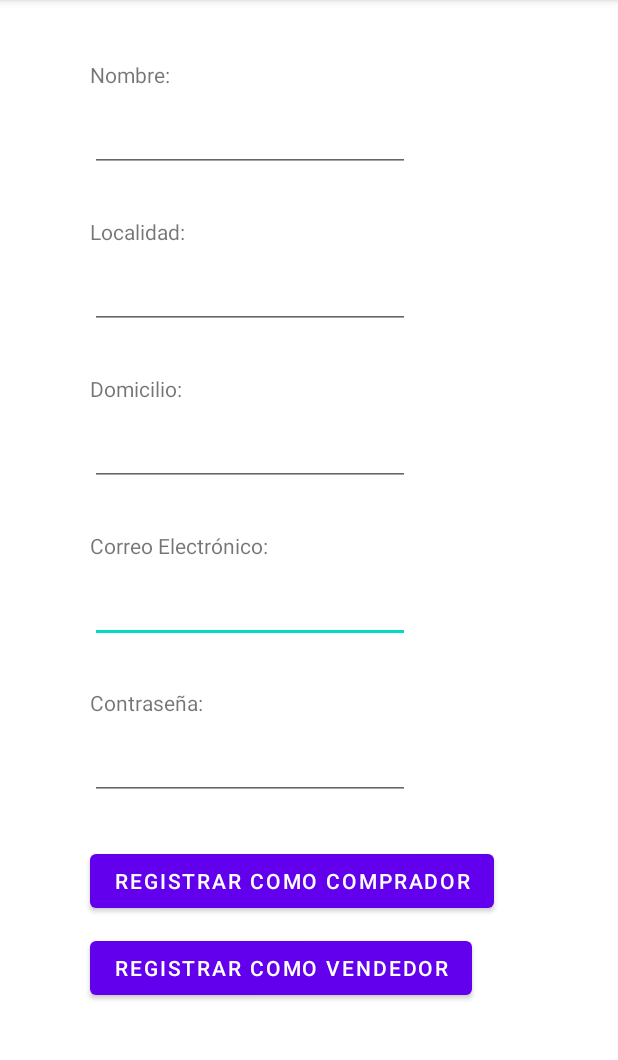
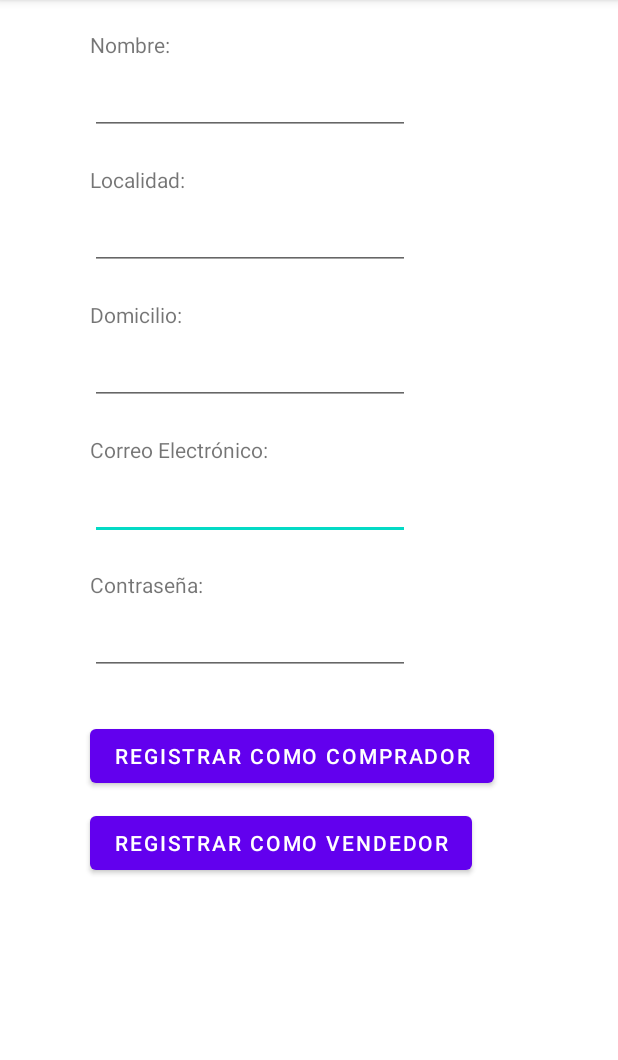
Before and after one commit to JesusAyMi/ProyectoFinal, an Android app: the Registrarse screen opened directly, with no data from a screen before it, on a phone screen of 412 x 824 dp, the part 84-1144 px from its top. Run offline under Robolectric (Android 15) with nearby library versions, the phone set to English and light mode, and no system bars.

Commit message:
Funcionalidad a los botones, conexión entre pantallas y validación para rellenar los campos de forma correcta

```diff
--- a/app/src/main/java/net/iessochoa/jesusayala/proyectofinal/Registrarse.kt
+++ b/app/src/main/java/net/iessochoa/jesusayala/proyectofinal/Registrarse.kt
@@ -1,11 +1,69 @@
 package net.iessochoa.jesusayala.proyectofinal
 
+import android.content.Intent
 import androidx.appcompat.app.AppCompatActivity
 import android.os.Bundle
+import android.widget.Button
+import android.widget.EditText
+import android.widget.Toast
 
 class Registrarse : AppCompatActivity() {
     override fun onCreate(savedInstanceState: Bundle?) {
         super.onCreate(savedInstanceState)
         setContentView(R.layout.activity_registrarse)
+
+        //DECLARO VARIABLES DE LOS EDIT TEXT
+        val etNombre = findViewById<EditText>(R.id.etNombre)
+        val etLocalidad = findViewById<EditText>(R.id.etLocalidad)
+        val etDomicilio = findViewById<EditText>(R.id.etDomicilio)
+        val etCorreoElectrónico = findViewById<EditText>(R.id.etCorreoElectronico)
+        val etContraseña = findViewById<EditText>(R.id.etContraseña)
+        var pantalla = "pantallaX"
+
+        //FUNCIÓN QUE COMPRUEBE QUE LOS CAMPOS ESTÉN CORRECTAMENTE RELLENADOS
+        fun onRegistrarseClick() {
+            val name = etNombre.text.toString().trim()
+            val location = etLocalidad.text.toString().trim()
+            val address = etDomicilio.text.toString().trim()
+            val email = etCorreoElectrónico.text.toString().trim()
+            val password = etContraseña.text.toString().trim()
+
+            if (name.isEmpty() || location.isEmpty() || address.isEmpty() || email.isEmpty() || password.isEmpty()) {
+                Toast.makeText(this, "Por favor, rellene todos los campos", Toast.LENGTH_SHORT).show()
+                return
+            }
+
+            // valida si el email es correcto
+            val emailPattern = "[a-zA-Z0-9._-]+@[a-z]+\\.+[a-z]+".toRegex()
+            if (!email.matches(emailPattern)) {
+                Toast.makeText(this, "Por favor, ingrese un correo electrónico válido", Toast.LENGTH_SHORT).show()
+                return
+            }
+
+            // si todos los campos están correctamente rellenos, pasa a la siguiente pantalla
+            if (pantalla == "PantallaPrincipalComprador") {
+                val intent = Intent(this, PantallaPrincipalComprador::class.java)
+                startActivity(intent)
+            } else if (pantalla == "PantallaPrincipalVendedor") {
+                val intent = Intent(this, PantallaPrincipalVendedor::class.java)
+                startActivity(intent)
+            }
+
+        }
+
+        //ABRE EL ACTIVITY PANTALLA PRINCIPAL COMPRADOR
+        val btRegistrarComprador = findViewById<Button>(R.id.btRegistrarComprador)
+        btRegistrarComprador.setOnClickListener {
+            pantalla = "PantallaPrincipalComprador"
+            onRegistrarseClick()
+        }
+
+        //ABRE EL ACTIVITY PANTALLA PRINCIPAL COMPRADOR
+        val btRegistrarVendedor = findViewById<Button>(R.id.btRegistrarVendedor)
+        btRegistrarVendedor.setOnClickListener {
+            pantalla = "PantallaPrincipalVendedor"
+            onRegistrarseClick()
+        }
+
     }
 }
--- a/app/src/main/res/layout/activity_anyadir_producto.xml
+++ b/app/src/main/res/layout/activity_anyadir_producto.xml
@@ -60,7 +60,7 @@
         app:layout_constraintTop_toBottomOf="@+id/etDescripcionProducto" />
 
     <ImageView
-        android:id="@+id/imageView"
+        android:id="@+id/ivProducto"
         android:layout_width="wrap_content"
         android:layout_height="wrap_content"
         android:layout_marginStart="60dp"
@@ -77,6 +77,6 @@
         android:layout_marginTop="30dp"
         android:text="AÑADIR"
         app:layout_constraintStart_toStartOf="parent"
-        app:layout_constraintTop_toBottomOf="@+id/imageView" />
+        app:layout_constraintTop_toBottomOf="@+id/ivProducto" />
 
 </androidx.constraintlayout.widget.ConstraintLayout>
--- a/app/src/main/res/layout/activity_iniciar_sesion.xml
+++ b/app/src/main/res/layout/activity_iniciar_sesion.xml
@@ -27,7 +27,7 @@
         app:layout_constraintTop_toBottomOf="@+id/etCorreoElectronicoInicio" />
 
     <Button
-        android:id="@+id/btIinioSesion"
+        android:id="@+id/btInicioSesion"
         android:layout_width="wrap_content"
         android:layout_height="wrap_content"
         android:layout_marginStart="60dp"
--- a/app/src/main/res/layout/activity_registrarse.xml
+++ b/app/src/main/res/layout/activity_registrarse.xml
@@ -11,7 +11,7 @@
         android:layout_width="wrap_content"
         android:layout_height="wrap_content"
         android:layout_marginStart="60dp"
-        android:layout_marginTop="40dp"
+        android:layout_marginTop="20dp"
         android:text="Nombre:"
         app:layout_constraintStart_toStartOf="parent"
         app:layout_constraintTop_toTopOf="parent" />
@@ -21,7 +21,7 @@
         android:layout_width="wrap_content"
         android:layout_height="wrap_content"
         android:layout_marginStart="60dp"
-        android:layout_marginTop="30dp"
+        android:layout_marginTop="20dp"
         android:text="Localidad:"
         app:layout_constraintStart_toStartOf="parent"
         app:layout_constraintTop_toBottomOf="@+id/etNombre" />
@@ -31,7 +31,7 @@
         android:layout_width="wrap_content"
         android:layout_height="wrap_content"
         android:layout_marginStart="60dp"
-        android:layout_marginTop="30dp"
+        android:layout_marginTop="20dp"
         android:text="Domicilio:"
         app:layout_constraintStart_toStartOf="parent"
         app:layout_constraintTop_toBottomOf="@+id/etLocalidad" />
@@ -41,7 +41,7 @@
         android:layout_width="wrap_content"
         android:layout_height="wrap_content"
         android:layout_marginStart="60dp"
-        android:layout_marginTop="30dp"
+        android:layout_marginTop="20dp"
         android:text="Contraseña:"
         app:layout_constraintStart_toStartOf="parent"
         app:layout_constraintTop_toBottomOf="@+id/etCorreoElectronico" />
@@ -51,7 +51,7 @@
         android:layout_width="wrap_content"
         android:layout_height="wrap_content"
         android:layout_marginStart="60dp"
-        android:layout_marginTop="10dp"
+        android:layout_marginTop="5dp"
         android:ems="10"
         android:inputType="textPersonName"
         app:layout_constraintStart_toStartOf="parent"
@@ -62,7 +62,7 @@
         android:layout_width="wrap_content"
         android:layout_height="wrap_content"
         android:layout_marginStart="60dp"
-        android:layout_marginTop="30dp"
+        android:layout_marginTop="20dp"
         android:text="Correo Electrónico: "
         app:layout_constraintStart_toStartOf="parent"
         app:layout_constraintTop_toBottomOf="@+id/etDomicilio" />
@@ -72,7 +72,7 @@
         android:layout_width="wrap_content"
         android:layout_height="wrap_content"
         android:layout_marginStart="60dp"
-        android:layout_marginTop="10dp"
+        android:layout_marginTop="5dp"
         android:ems="10"
         android:inputType="textPersonName"
         app:layout_constraintStart_toStartOf="parent"
@@ -83,7 +83,7 @@
         android:layout_width="wrap_content"
         android:layout_height="wrap_content"
         android:layout_marginStart="60dp"
-        android:layout_marginTop="10dp"
+        android:layout_marginTop="5dp"
         android:ems="10"
         android:inputType="textPersonName"
         app:layout_constraintStart_toStartOf="parent"
@@ -94,7 +94,7 @@
         android:layout_width="wrap_content"
         android:layout_height="wrap_content"
         android:layout_marginStart="60dp"
-        android:layout_marginTop="10dp"
+        android:layout_marginTop="5dp"
         android:ems="10"
         android:inputType="textPersonName"
         app:layout_constraintStart_toStartOf="parent"
@@ -105,7 +105,7 @@
         android:layout_width="wrap_content"
         android:layout_height="wrap_content"
         android:layout_marginStart="60dp"
-        android:layout_marginTop="10dp"
+        android:layout_marginTop="5dp"
         android:ems="10"
         android:inputType="textPassword"
         app:layout_constraintStart_toStartOf="parent"
```
Also changed, not shown: app/src/main/java/net/iessochoa/jesusayala/proyectofinal/AnyadirProducto.kt (+35 -0 lines), app/src/main/java/net/iessochoa/jesusayala/proyectofinal/IniciarSesion.kt (+45 -0 lines), app/src/main/java/net/iessochoa/jesusayala/proyectofinal/MainActivity.kt (+17 -0 lines), app/src/main/java/net/iessochoa/jesusayala/proyectofinal/PantallaPrincipalVendedor.kt (+24 -0 lines).
